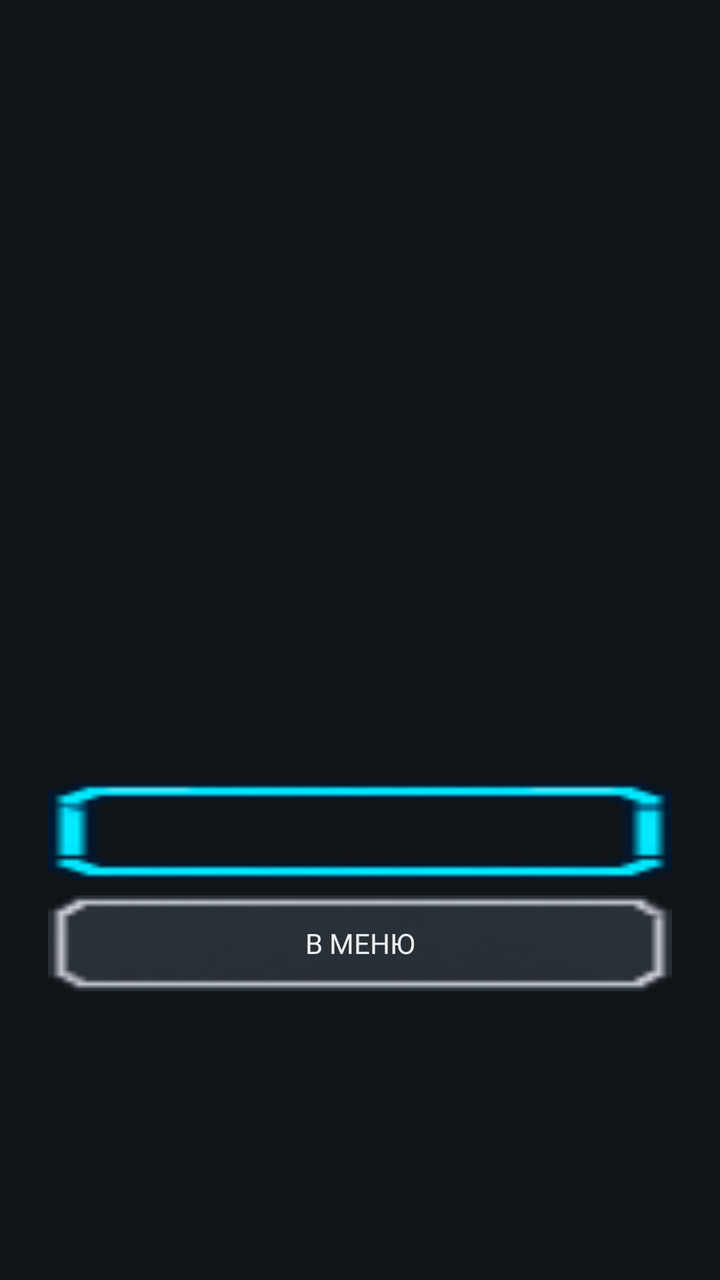
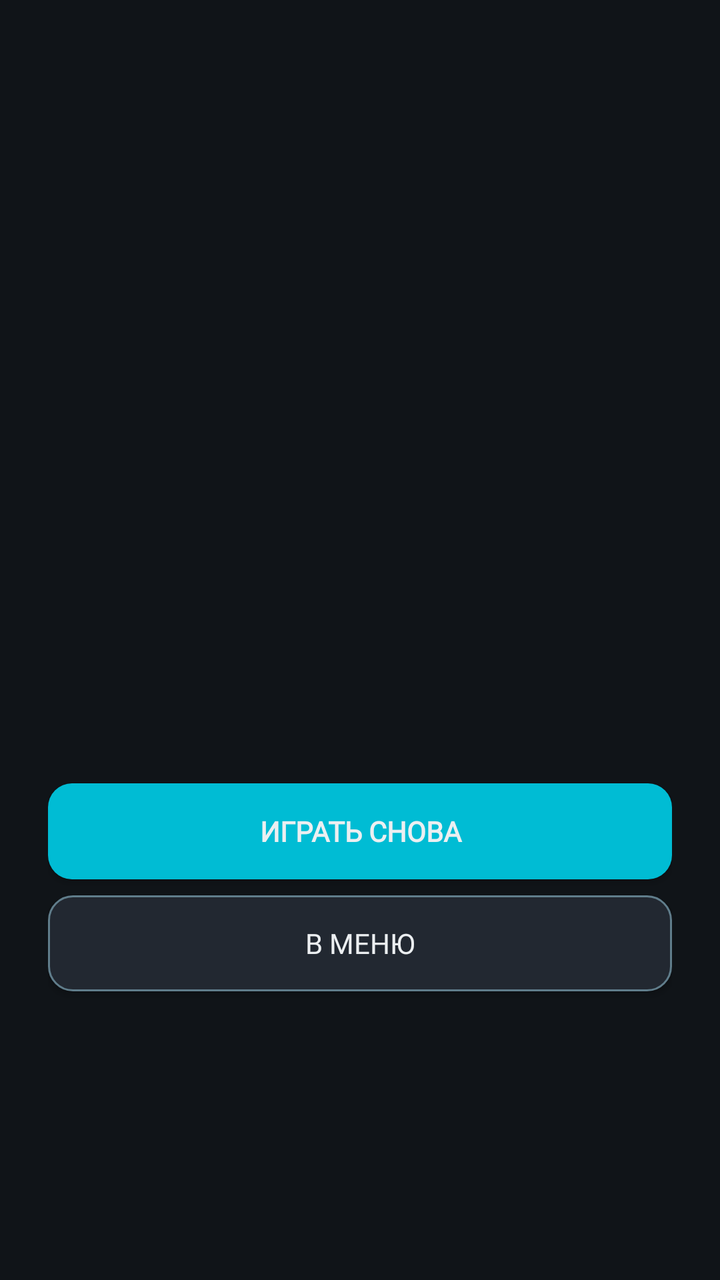

Before-and-after screenshots of an Android layout around one commit, followed by the original layout XML and the change that was made.
<!-- AndroidManifest.xml: application theme Theme.MinesweeperEvolution -->
<!-- res/layout/dialog_game_over.xml -->
<?xml version="1.0" encoding="utf-8"?>
<LinearLayout xmlns:android="http://schemas.android.com/apk/res/android"
    android:layout_width="match_parent"
    android:layout_height="wrap_content"
    android:orientation="vertical"
    android:padding="24dp"
    android:gravity="center">

    <ImageView
        android:id="@+id/ivMascot"
        android:layout_width="120dp"
        android:layout_height="160dp"
        android:layout_gravity="center"
        android:scaleType="fitCenter" />

    <TextView
        android:id="@+id/tvResultTitle"
        android:layout_width="wrap_content"
        android:layout_height="wrap_content"
        android:fontFamily="@font/press_start_2p"
        android:textColor="@color/text_primary"
        android:textSize="16sp"
        android:maxLines="2"
        android:gravity="center"
        android:layout_marginTop="12dp" />

    <TextView
        android:id="@+id/tvResultDetails"
        android:layout_width="wrap_content"
        android:layout_height="wrap_content"
        android:fontFamily="@font/vt323"
        android:textColor="@color/text_secondary"
        android:textSize="16sp"
        android:layout_marginTop="8dp"
        android:gravity="center" />

    <Button
        android:id="@+id/btnPlayAgain"
        android:layout_width="match_parent"
        android:layout_height="wrap_content"
        android:layout_marginTop="24dp"
        android:background="@drawable/ui_button_active"
        android:fontFamily="@font/pixelify_sans"
        android:text="@string/play_again"
        android:textColor="@color/bg_dark"
        android:textStyle="bold" />

    <Button
        android:id="@+id/btnToMenu"
        android:layout_width="match_parent"
        android:layout_height="wrap_content"
        android:layout_marginTop="8dp"
        android:background="@drawable/ui_button_normal"
        android:fontFamily="@font/pixelify_sans"
        android:text="@string/to_menu"
        android:textColor="@color/text_primary" />
</LinearLayout>
<!-- resources referenced by this layout -->
<resources>
  <color name="bg_dark">#FF101418</color>
  <color name="text_primary">#FFECEFF1</color>
  <color name="text_secondary">#FFB0BEC5</color>
  <!-- drawable ui_button_active: png bitmap (drawable, 845 bytes) -->
  <!-- drawable ui_button_normal: png bitmap (drawable, 1182 bytes) -->
  <string name="play_again">Играть снова</string>
  <string name="to_menu">В меню</string>
  <style name="Theme.MinesweeperEvolution" parent="Theme.AppCompat.NoActionBar">
          <item name="colorPrimary">@color/accent</item>
          <item name="colorPrimaryDark">@color/accent_2</item>
          <item name="colorAccent">@color/accent</item>
          <item name="android:windowBackground">@color/bg_dark</item>
          <item name="android:textColorPrimary">@color/text_primary</item>
          <item name="android:textColorSecondary">@color/text_secondary</item>
          <item name="android:statusBarColor" tools:targetApi="l">@color/bg_dark</item>
          
          <item name="android:alertDialogTheme">@style/Theme.MinesweeperDialog</item>
          <item name="alertDialogTheme">@style/Theme.MinesweeperDialog</item>
      </style>
  <color name="accent">#FF00BCD4</color>
  <color name="accent_2">#FF26C6DA</color>
  <style name="Theme.MinesweeperDialog" parent="Theme.AppCompat.Dialog.Alert">
          <item name="android:windowBackground">@color/bg_panel</item>
          <item name="android:textColorPrimary">@color/text_primary</item>
          <item name="android:textColorSecondary">@color/text_secondary</item>
          <item name="colorAccent">@color/accent</item>
          <item name="android:buttonBarButtonStyle">@style/Widget.DialogButton</item>
      </style>
  <color name="bg_panel">#FF1A1F26</color>
  <style name="Widget.DialogButton" parent="Widget.AppCompat.Button.ButtonBar.AlertDialog">
          <item name="android:textColor">@color/accent</item>
      </style>
</resources>

<!-- the commit's change to res/layout/dialog_game_over.xml (unified diff, before → after) -->
@@ -39,10 +39,10 @@
         android:layout_width="match_parent"
         android:layout_height="wrap_content"
         android:layout_marginTop="24dp"
-        android:background="@drawable/ui_button_active"
+        android:background="@drawable/bg_button_primary"
         android:fontFamily="@font/pixelify_sans"
         android:text="@string/play_again"
-        android:textColor="@color/bg_dark"
+        android:textColor="@color/text_primary"
         android:textStyle="bold" />
 
     <Button
@@ -50,7 +50,7 @@
         android:layout_width="match_parent"
         android:layout_height="wrap_content"
         android:layout_marginTop="8dp"
-        android:background="@drawable/ui_button_normal"
+        android:background="@drawable/bg_button_secondary"
         android:fontFamily="@font/pixelify_sans"
         android:text="@string/to_menu"
         android:textColor="@color/text_primary" />
<!-- resource entries referenced after the edit -->
@@ -3,8 +3,52 @@
   <color name="bg_dark">#FF101418</color>
   <color name="text_primary">#FFECEFF1</color>
   <color name="text_secondary">#FFB0BEC5</color>
-  <!-- drawable ui_button_active: png bitmap (drawable, 845 bytes) -->
-  <!-- drawable ui_button_normal: png bitmap (drawable, 1182 bytes) -->
+  <!-- drawable bg_button_primary (drawable) -->
+  <?xml version="1.0" encoding="utf-8"?>
+  <selector xmlns:android="http://schemas.android.com/apk/res/android">
+      
+      <item android:state_pressed="true">
+          <shape android:shape="rectangle">
+              <solid android:color="@color/accent_2"/>
+              <corners android:radius="12dp"/>
+          </shape>
+      </item>
+      
+      <item>
+          <shape android:shape="rectangle">
+              <solid android:color="@color/accent"/>
+              <corners android:radius="12dp"/>
+          </shape>
+      </item>
+  </selector>
+  <!-- drawable bg_button_secondary (drawable) -->
+  <?xml version="1.0" encoding="utf-8"?>
+  <selector xmlns:android="http://schemas.android.com/apk/res/android">
+      
+      <item android:state_selected="true">
+          <shape android:shape="rectangle">
+              <solid android:color="@color/accent"/>
+              <corners android:radius="12dp"/>
+              <stroke android:width="1dp" android:color="@color/accent_2"/>
+          </shape>
+      </item>
+      
+      <item android:state_pressed="true">
+          <shape android:shape="rectangle">
+              <solid android:color="@color/bg_panel_alt"/>
+              <corners android:radius="12dp"/>
+              <stroke android:width="2dp" android:color="@color/accent"/>
+          </shape>
+      </item>
+      
+      <item>
+          <shape android:shape="rectangle">
+              <solid android:color="@color/bg_panel_alt"/>
+              <corners android:radius="12dp"/>
+              <stroke android:width="1dp" android:color="@color/text_dim"/>
+          </shape>
+      </item>
+  </selector>
   <string name="play_again">Играть снова</string>
   <string name="to_menu">В меню</string>
   <style name="Theme.MinesweeperEvolution" parent="Theme.AppCompat.NoActionBar">
@@ -20,6 +64,8 @@
           <item name="alertDialogTheme">@style/Theme.MinesweeperDialog</item>
       </style>
   <color name="accent">#FF00BCD4</color>
+  <color name="bg_panel_alt">#FF222831</color>
+  <color name="text_dim">#FF607D8B</color>
   <color name="accent_2">#FF26C6DA</color>
   <style name="Theme.MinesweeperDialog" parent="Theme.AppCompat.Dialog.Alert">
           <item name="android:windowBackground">@color/bg_panel</item>
